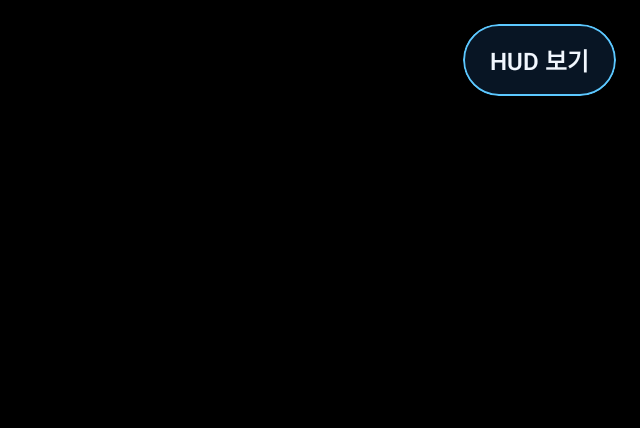
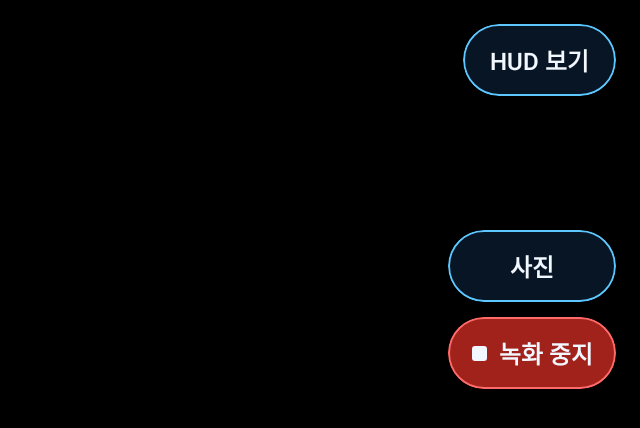
Before and after one commit to bear2u/ai-camera-hud, an Android app built with Jetpack Compose: the screen it shows after launch (MainActivity), after a tap on "HUD 숨기기", on a phone screen of 824 x 412 dp (held sideways). Shown: the top 428 px of the screen, without its empty margins (596-1236 px from the left). Run offline under Robolectric (Android 15) with nearby library versions, the phone set to English and light mode, and no system bars; libraries missing offline, so code that uses them is left out: androidx.camera.compose, androidx.camera.core, androidx.camera.lifecycle, androidx.camera.video; pictures from the network do not load; 3 statements that could not run were skipped; 3 other taps on this screen came first.

Commit message:
behavioral: HUD를 숨겨도 촬영 버튼과 촬영 결과 알림은 남긴다
Co-Authored-By: Claude Fable 5.2 <noreply@anthropic.com>

```diff
--- a/app/src/main/java/com/symverse/aiglasses/ui/GlassesScreen.kt
+++ b/app/src/main/java/com/symverse/aiglasses/ui/GlassesScreen.kt
@@ -72,6 +72,12 @@ fun GlassesScreen(
                 .safeDrawingPadding()
                 .padding(16.dp),
         ) {
+            // HUD를 숨겨도 촬영 결과 알림과 촬영 버튼은 남긴다.
+            if (!hudVisible) {
+                capture.message?.let {
+                    TextCard(title = "촬영", text = it, modifier = Modifier.align(Alignment.TopStart).fillMaxWidth(0.42f))
+                }
+            }
             if (hudVisible) Column(Modifier.align(Alignment.TopStart), verticalArrangement = Arrangement.spacedBy(10.dp)) {
                 val cardWidth = Modifier.fillMaxWidth(0.42f)
                 // 상태와 모드 전환은 왼쪽에 붙여 오른쪽 버튼들과 겹치지 않게 한다.
@@ -84,7 +90,7 @@ fun GlassesScreen(
                 hud.error?.let { TextCard(title = "오류", text = it, modifier = cardWidth, line = Alert) }
                 capture.message?.let { TextCard(title = "촬영", text = it, modifier = cardWidth) }
             }
-            if (hudVisible) Column(
+            Column(
                 Modifier.align(Alignment.CenterEnd).width(CaptureColumnWidth),
                 verticalArrangement = Arrangement.spacedBy(10.dp),
             ) {
```
Also changed, not shown: 1 other file.
